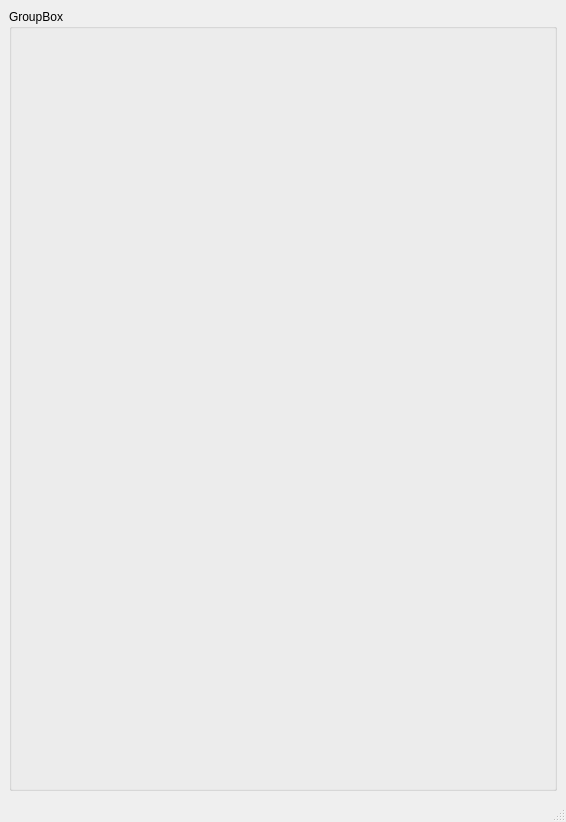
leosmolas/conotels, file src/ui/mainwin.ui: the form before one commit.
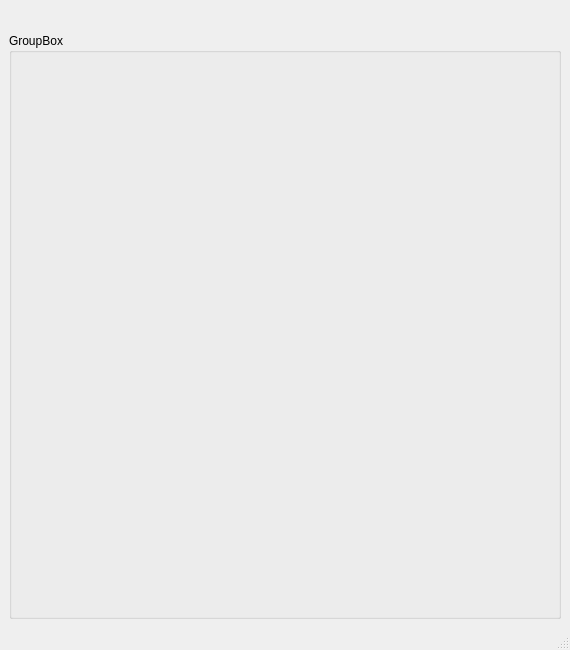
The form after the commit.

Commit message: Estuve tocando la UI... si le se le ve bien a todos y gusta, queda, si no, vuelo todo

```diff
--- a/src/ui/mainwin.ui
+++ b/src/ui/mainwin.ui
@@ -6,14 +6,20 @@
    <rect>
     <x>0</x>
     <y>0</y>
-    <width>566</width>
-    <height>822</height>
+    <width>570</width>
+    <height>650</height>
    </rect>
   </property>
   <property name="windowTitle">
    <string>MainWindow</string>
   </property>
   <widget class="QWidget" name="centralwidget">
+   <property name="styleSheet">
+    <string notr="true">QFrame#buttonsFrame{
+	background-color: rgb(200, 200, 200);
+	border-radius: 5px;
+};</string>
+   </property>
    <layout class="QGridLayout" name="gridLayout_2">
     <item row="1" column="0">
      <layout class="QGridLayout" name="gridLayout">
@@ -23,25 +29,6 @@
          <string>GroupBox</string>
         </property>
         <layout class="QVBoxLayout" name="verticalLayout_3">
-         <item>
-          <widget class="QFrame" name="buttonsFrame">
-           <property name="styleSheet">
-            <string>QToolButton{
-	border: 0px;	
-	icon-size:64px ;
-	text-align:center;
-}
-
-QToolButton:checked{
-	border-radius: 2px;
-	background-color: rgba(125, 125, 125, 100);
-}
-
-</string>
-           </property>
-           <layout class="QHBoxLayout" name="buttonsLayout"/>
-          </widget>
-         </item>
          <item>
           <widget class="QStackedWidget" name="widgets">
            <property name="sizePolicy">
@@ -79,6 +66,29 @@
       </item>
      </layout>
     </item>
+    <item row="0" column="0">
+     <widget class="QFrame" name="buttonsFrame">
+      <property name="styleSheet">
+       <string notr="true">QToolButton{
+	border: 2px;
+	border-radius: 3px;	
+	icon-size:64px ;
+	text-align:center;
+}
+
+QToolButton:hover{
+	background-color: rgb(225, 225, 225);
+}
+
+QToolButton:checked{
+	background-color: rgba(110, 110, 110, 100);
+}
+
+</string>
+      </property>
+      <layout class="QHBoxLayout" name="buttonsLayout"/>
+     </widget>
+    </item>
    </layout>
   </widget>
   <widget class="QStatusBar" name="statusbar"/>
```
The commit also changes 2 other files.
